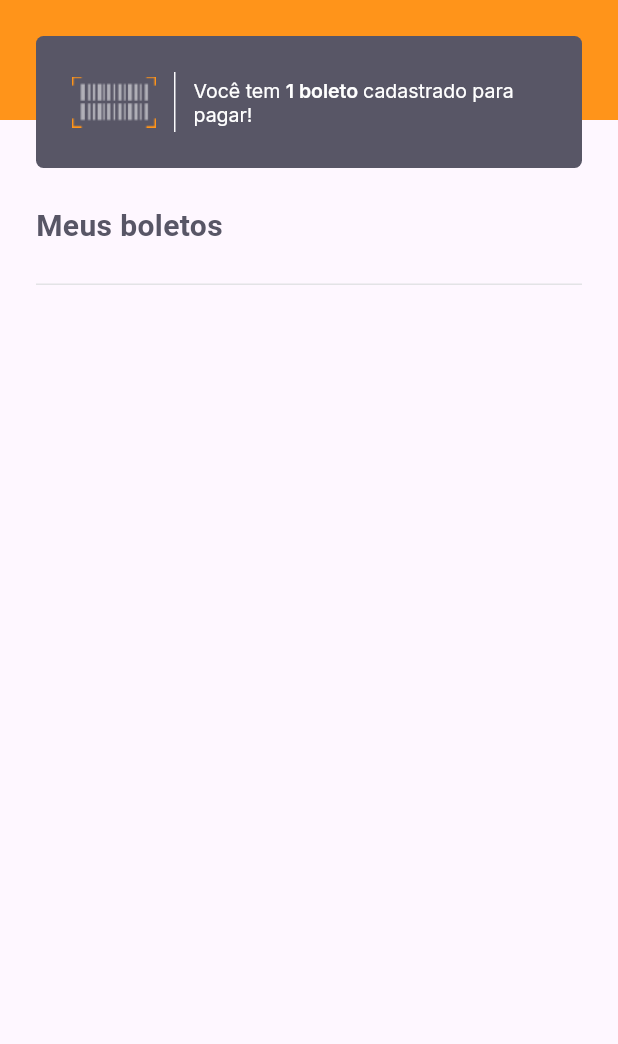
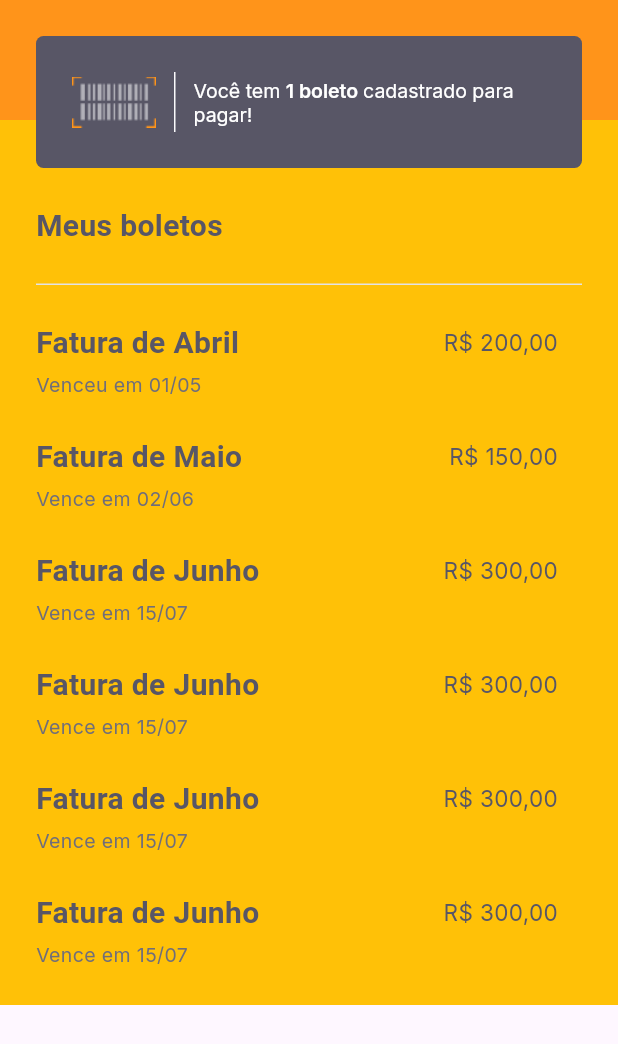
Before and after one commit to smborgesMobile/Flutter-Pay-Flow, a Flutter app: the InvoicePage widget shown alone on an empty page, opened directly, on a phone screen of 412 x 824 dp. Shown: the top 1044 px of the screen. Run offline on Flutter 3.47's test engine with Material 3 defaults, Android fonts, the phone set to English and light mode, and no system bars; our stand-ins replace camera, firebase_core, google_fonts, google_sign_in, image_picker, shared_preferences; missing offline and left inert: google_ml_kit; accounts and stored records are empty.

Commit message:
feat: listview

```diff
--- a/lib/modules/invoice/invoice_page.dart
+++ b/lib/modules/invoice/invoice_page.dart
@@ -2,9 +2,44 @@ import 'package:flutter/material.dart';
 import 'package:learning_project/shared/themes/app_colors.dart';
 import 'package:learning_project/shared/themes/app_text_styles.dart';
 import 'package:learning_project/shared/widgets/bar_code_counter/bar_code_counter.dart';
+import 'package:learning_project/shared/widgets/invoice_item/invoice_item_widget.dart';
+import '../../shared/models/invoice_model.dart' show Invoice;
 
 class InvoicePage extends StatefulWidget {
-  const InvoicePage({super.key});
+  final List<Invoice> invoices = [
+    Invoice(
+      name: "Fatura de Abril",
+      expiredData: "Venceu em 01/05",
+      currency: "R\$ 200,00",
+    ),
+    Invoice(
+      name: "Fatura de Maio",
+      expiredData: "Vence em 02/06",
+      currency: "R\$ 150,00",
+    ),
+    Invoice(
+      name: "Fatura de Junho",
+      expiredData: "Vence em 15/07",
+      currency: "R\$ 300,00",
+    ),
+    Invoice(
+      name: "Fatura de Junho",
+      expiredData: "Vence em 15/07",
+      currency: "R\$ 300,00",
+    ),
+    Invoice(
+      name: "Fatura de Junho",
+      expiredData: "Vence em 15/07",
+      currency: "R\$ 300,00",
+    ),
+    Invoice(
+      name: "Fatura de Junho",
+      expiredData: "Vence em 15/07",
+      currency: "R\$ 300,00",
+    ),
+  ];
+
+  InvoicePage({super.key});
 
   @override
   State<InvoicePage> createState() => _InvoicePageState();
@@ -13,10 +48,10 @@ class InvoicePage extends StatefulWidget {
 class _InvoicePageState extends State<InvoicePage> {
   @override
   Widget build(BuildContext context) {
-    return SingleChildScrollView(
+    return Container(
+      color: Colors.amber,
+      child: SingleChildScrollView(
         child: Column(
-        children: [
-          Column(
           children: [
             Stack(
               children: [
@@ -32,26 +67,31 @@ class _InvoicePageState extends State<InvoicePage> {
               ],
             ),
             Padding(
-                padding: EdgeInsetsGeometry.directional(start: 24, end: 24),
-                child: Container(
+              padding: const EdgeInsets.symmetric(horizontal: 24),
+              child: Align(
                 alignment: Alignment.topLeft,
-                  child: Text(
-                    "Meus boletos",
-                    style: TextStyles.titleBoldHeading,
-                  ),
+                child: Text("Meus boletos", style: TextStyles.titleBoldHeading),
               ),
             ),
             Padding(
               padding: const EdgeInsets.all(24),
-                child: Divider(
-                  height: 1,
-                  color: AppColors.stroke,
-                  thickness: 1,
+              child: Divider(height: 1, color: AppColors.stroke, thickness: 1),
             ),
+            ListView.builder(
+              physics: const NeverScrollableScrollPhysics(),
+              shrinkWrap: true,
+              itemCount: widget.invoices.length,
+              itemBuilder: (context, index) {
+                final invoice = widget.invoices[index];
+                return InvoiceItemWidget(
+                  name: invoice.name,
+                  expiredData: invoice.expiredData,
+                  currency: invoice.currency,
+                );
+              },
             ),
           ],
         ),
-        ],
       ),
     );
   }
--- /dev/null
+++ b/lib/shared/models/invoice_model.dart
@@ -0,0 +1,11 @@
+class Invoice {
+  final String name;
+  final String expiredData;
+  final String currency;
+
+  Invoice({
+    required this.name,
+    required this.expiredData,
+    required this.currency,
+  });
+}
--- /dev/null
+++ b/lib/shared/widgets/invoice_item/invoice_item_widget.dart
@@ -0,0 +1,52 @@
+import 'package:flutter/material.dart';
+import 'package:learning_project/shared/themes/app_text_styles.dart';
+
+class InvoiceItemWidget extends StatelessWidget {
+  final String name;
+  final String expiredData;
+  final String currency;
+
+  const InvoiceItemWidget({
+    super.key,
+    required this.name,
+    required this.expiredData,
+    required this.currency,
+  });
+
+  @override
+  Widget build(BuildContext context) {
+    return Column(
+      crossAxisAlignment: CrossAxisAlignment.start,
+      children: [
+        Padding(
+          padding: const EdgeInsets.symmetric(horizontal: 24),
+          child: Row(
+            mainAxisAlignment: MainAxisAlignment.spaceBetween,
+            children: [
+              Expanded(
+                child: Text(
+                  name,
+                  style: TextStyles.titleBoldHeading,
+                  overflow: TextOverflow.ellipsis,
+                ),
+              ),
+              Padding(
+                padding: const EdgeInsets.only(right: 16),
+                child: Text(currency, style: TextStyles.buttonHeading),
+              ),
+            ],
+          ),
+        ),
+        Padding(
+          padding: const EdgeInsets.only(left: 24, right: 24, top: 4),
+          child: Text(
+            expiredData,
+            style: TextStyles.captionBody,
+            overflow: TextOverflow.ellipsis,
+          ),
+        ),
+        SizedBox(height: 24)
+      ],
+    );
+  }
+}
```
Lines whose indentation alone changed are shown as unchanged.
